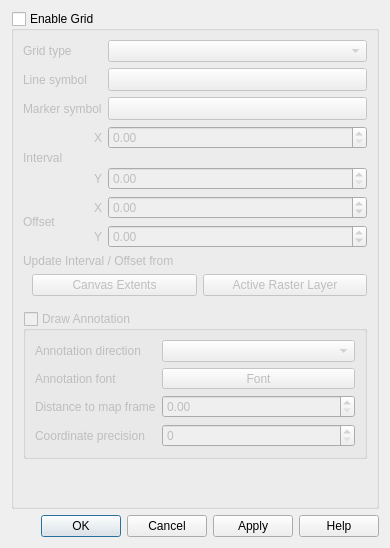
First picture: the form in src/ui/qgsdecorationgriddialog.ui, repository qgis/QGIS, before the edit.
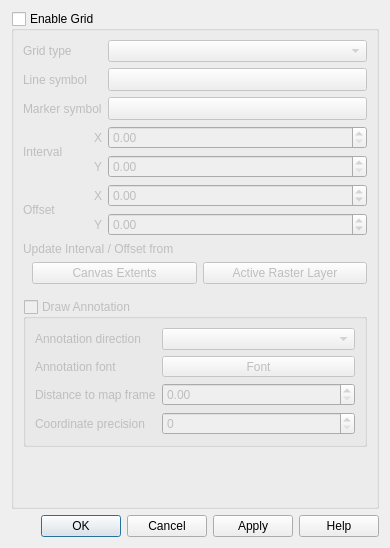
Second picture: the form after the edit. Custom widgets are drawn as their Qt base class.

Commit message: [ui] Fix grid decoration widget spacing issues in dialog

```diff
--- a/src/ui/qgsdecorationgriddialog.ui
+++ b/src/ui/qgsdecorationgriddialog.ui
@@ -29,7 +29,7 @@
       <bool>false</bool>
      </property>
      <layout class="QGridLayout" name="gridLayout_3">
-      <item row="10" column="1">
+      <item row="7" column="1">
        <widget class="QLabel" name="mOffsetYLabel">
         <property name="text">
          <string>Y</string>
@@ -42,8 +42,8 @@
         </property>
        </widget>
       </item>
-      <item row="9" column="0" rowspan="2">
-       <widget class="QLabel" name="mOffsetXLabel">
+      <item row="6" column="0" rowspan="2">
+       <widget class="QLabel" name="mOffsetLabel">
         <property name="text">
          <string>Offset</string>
         </property>
@@ -52,7 +52,7 @@
         </property>
        </widget>
       </item>
-      <item row="10" column="2">
+      <item row="7" column="2">
        <widget class="QgsDoubleSpinBox" name="mOffsetYEdit">
         <property name="minimum">
          <double>-10000000000000000.000000000000000</double>
@@ -106,7 +106,7 @@
         </property>
        </widget>
       </item>
-      <item row="13" column="0" colspan="3">
+      <item row="9" column="0" colspan="3">
        <layout class="QGridLayout" name="gridLayout_4">
         <property name="leftMargin">
          <number>9</number>
@@ -136,7 +136,7 @@
         </item>
        </layout>
       </item>
-      <item row="7" column="2">
+      <item row="5" column="2">
        <widget class="QgsDoubleSpinBox" name="mIntervalYEdit">
         <property name="maximum">
          <double>10000000000000000.000000000000000</double>
@@ -226,7 +226,7 @@
         </layout>
        </widget>
       </item>
-      <item row="9" column="2">
+      <item row="6" column="2">
        <widget class="QgsDoubleSpinBox" name="mOffsetXEdit">
         <property name="sizePolicy">
          <sizepolicy hsizetype="Expanding" vsizetype="Fixed">
@@ -242,7 +242,7 @@
         </property>
        </widget>
       </item>
-      <item row="12" column="0" colspan="3">
+      <item row="8" column="0" colspan="3">
        <widget class="QLabel" name="mUpdateIntervalOffsetLabel">
         <property name="text">
          <string>Update Interval / Offset from</string>
@@ -276,8 +276,8 @@
         </property>
        </widget>
       </item>
-      <item row="4" column="0" rowspan="4">
-       <widget class="QLabel" name="mIntervalXLabel">
+      <item row="4" column="0" rowspan="2">
+       <widget class="QLabel" name="mIntervalLabel">
         <property name="text">
          <string>Interval</string>
         </property>
@@ -286,7 +286,7 @@
         </property>
        </widget>
       </item>
-      <item row="7" column="1">
+      <item row="5" column="1">
        <widget class="QLabel" name="mIntervalYLabel">
         <property name="text">
          <string>Y</string>
@@ -338,8 +338,8 @@
         </property>
        </widget>
       </item>
-      <item row="9" column="1">
-       <widget class="QLabel" name="label">
+      <item row="6" column="1">
+       <widget class="QLabel" name="mOffsetXLabel">
         <property name="text">
          <string>X</string>
         </property>
@@ -349,7 +349,7 @@
        </widget>
       </item>
       <item row="4" column="1">
-       <widget class="QLabel" name="label_2">
+       <widget class="QLabel" name="mIntervalXLabel">
         <property name="text">
          <string>X</string>
         </property>
```
